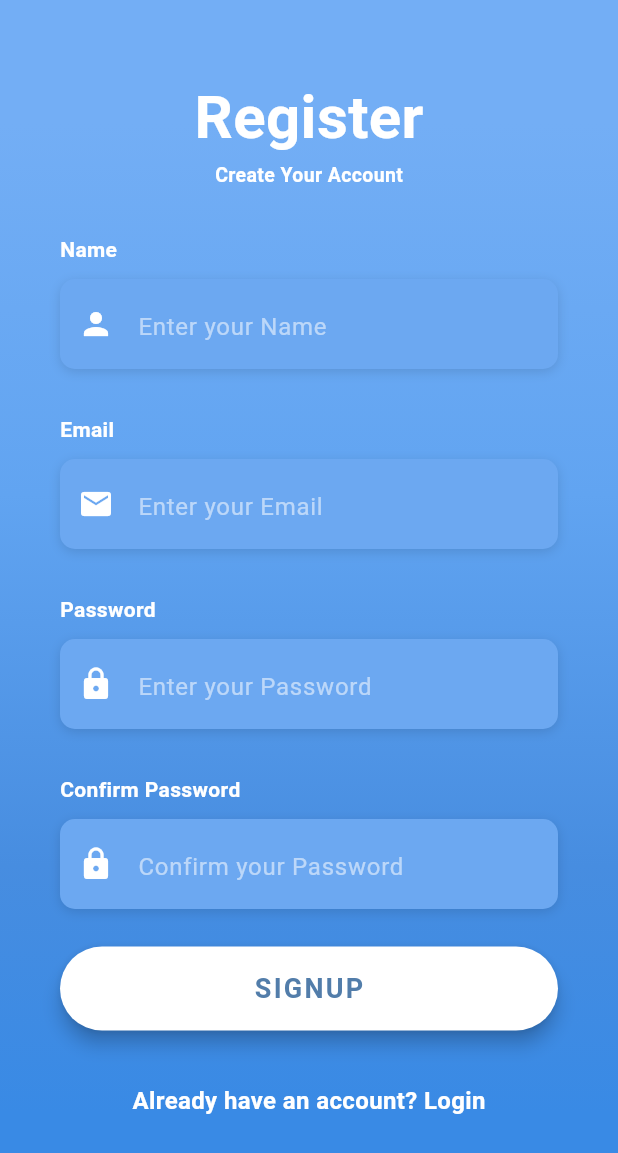
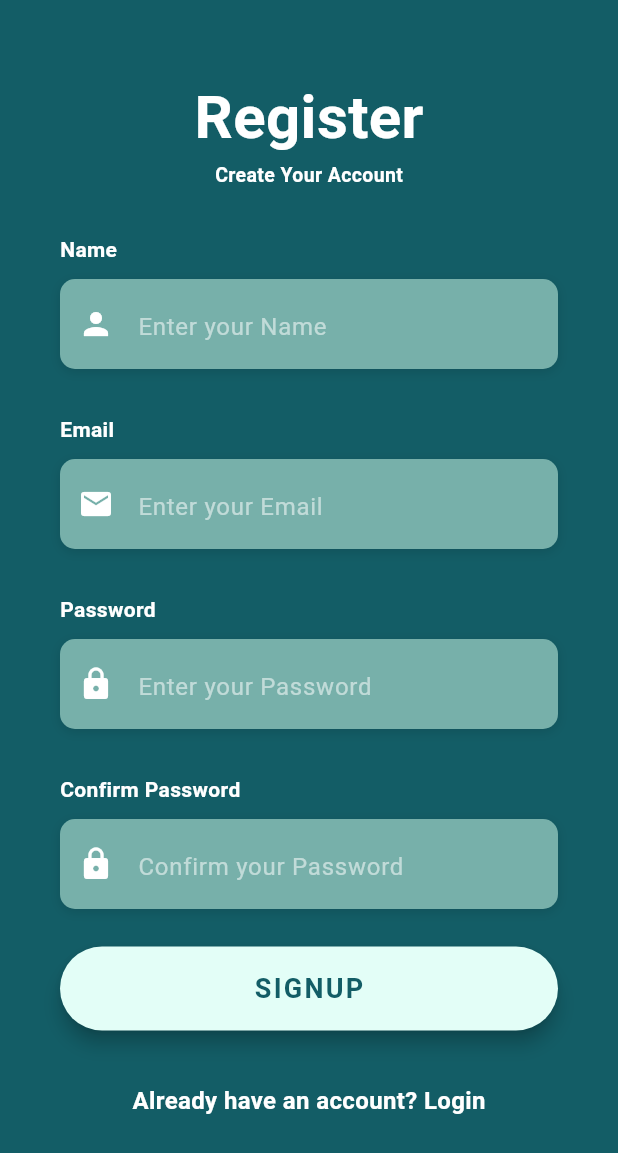
Before and after one commit to harshilantala/Quiz-App, a Flutter app: the screen it shows after launch, after a tap on an icon or button, on a phone screen of 412 x 824 dp. Shown: the top 1153 px of the screen. Run offline on Flutter 3.47's test engine with Material 3 defaults, Android fonts, the phone set to English and light mode, and no system bars; our stand-ins replace firebase_auth, firebase_core, shared_preferences; accounts and stored records are empty; Roboto replaces fonts that are missing (OpenSans).

Commit message:
result_screen updated

```diff
--- a/lib/screens/login_screen.dart
+++ b/lib/screens/login_screen.dart
@@ -224,12 +224,12 @@ class _LoginScreenState extends State<LoginScreen> {
               borderRadius: BorderRadius.circular(30.0),
             ),
           ),
-          backgroundColor: MaterialStateProperty.all<Color>(Colors.white),
+          backgroundColor: MaterialStateProperty.all<Color>(Color(0xFFE3FEF7)),
         ),
         child: Text(
           'LOGIN',
           style: TextStyle(
-            color: Color(0xFF527DAA),
+            color: Color(0xFF135D66),
             letterSpacing: 1.5,
             fontSize: 18.0,
             fontWeight: FontWeight.bold,
@@ -292,12 +292,12 @@ class _LoginScreenState extends State<LoginScreen> {
       child: Row(
         mainAxisAlignment: MainAxisAlignment.spaceEvenly,
         children: <Widget>[
-          _buildSocialBtn(
-                () => print('Login with Facebook'),
-            AssetImage(
-              'assets/logos/facebook.jpg',
-            ),
-          ),
+          // _buildSocialBtn(
+          //       () => print('Login with Facebook'),
+          //   AssetImage(
+          //     'assets/logos/facebook.jpg',
+          //   ),
+          // ),
           _buildSocialBtn(
                 () => print('Login with Google'),
             AssetImage(
@@ -356,19 +356,20 @@ class _LoginScreenState extends State<LoginScreen> {
               Container(
                 height: double.infinity,
                 width: double.infinity,
-                decoration: BoxDecoration(
-                  gradient: LinearGradient(
-                    begin: Alignment.topCenter,
-                    end: Alignment.bottomCenter,
-                    colors: [
-                      Color(0xFF73AEF5),
-                      Color(0xFF61A4F1),
-                      Color(0xFF478DE0),
-                      Color(0xFF398AE5),
-                    ],
-                    stops: [0.1, 0.4, 0.7, 0.9],
-                  ),
-                ),
+                // decoration: BoxDecoration(
+                //   gradient: LinearGradient(
+                //     begin: Alignment.topCenter,
+                //     end: Alignment.bottomCenter,
+                //     colors: [
+                //       Color(0xFF73AEF5),
+                //       Color(0xFF61A4F1),
+                //       Color(0xFF478DE0),
+                //       Color(0xFF398AE5),
+                //     ],
+                //     stops: [0.1, 0.4, 0.7, 0.9],
+                //   ),
+                // ),
+                color: Color(0xFF135D66),
               ),
               Container(
                 height: double.infinity,
--- a/lib/screens/signup.dart
+++ b/lib/screens/signup.dart
@@ -259,12 +259,12 @@ class _SignupScreenState extends State<SignupScreen> {
                   borderRadius: BorderRadius.circular(30.0),
                 ),
               ),
-              backgroundColor: MaterialStateProperty.all<Color>(Colors.white),
+              backgroundColor: MaterialStateProperty.all<Color>(Color(0xFFE3FEF7)),
             ),
             child: Text(
               'SIGNUP',
               style: TextStyle(
-                color: Color(0xFF527DAA),
+                color: Color(0xFF135D66),
                 letterSpacing: 1.5,
                 fontSize: 18.0,
                 fontWeight: FontWeight.bold,
@@ -305,17 +305,19 @@ class _SignupScreenState extends State<SignupScreen> {
                   height: double.infinity,
                   width: double.infinity,
                   decoration: BoxDecoration(
-                    gradient: LinearGradient(
-                      begin: Alignment.topCenter,
-                      end: Alignment.bottomCenter,
-                      colors: [
-                        Color(0xFF73AEF5),
-                        Color(0xFF61A4F1),
-                        Color(0xFF478DE0),
-                        Color(0xFF398AE5),
-                      ],
-                      stops: [0.1, 0.4, 0.7, 0.9],
-                    ),
+                    // gradient: LinearGradient(
+                    //   begin: Alignment.topCenter,
+                    //   end: Alignment.bottomCenter,
+                    //   colors: [
+                    //     // Color(0xFF135D66)
+                    //     Color(0xFF73AEF5),
+                    //     Color(0xFF61A4F1),
+                    //     Color(0xFF478DE0),
+                    //     Color(0xFF398AE5),
+                    //   ],
+                    //   stops: [0.1, 0.4, 0.7, 0.9],
+                    // ),
+                    color: Color(0xFF135D66),
                   ),
                 ),
                 ListView(
--- a/lib/utilities/constants.dart
+++ b/lib/utilities/constants.dart
@@ -12,7 +12,7 @@ final kLabelStyle = TextStyle(
 );
 
 final kBoxDecorationStyle = BoxDecoration(
-  color: Color(0xFF6CA8F1),
+  color: Color(0xFF77B0AA),
   borderRadius: BorderRadius.circular(10.0),
   boxShadow: [
     BoxShadow(
```
Also changed, not shown: lib/Quiz_1/QuizResultsScreen.dart (added, +59 -0 lines), lib/Quiz_1/quiz_screen.dart (+31 -18 lines), lib/SubjectSelectionPage.dart (added, +98 -0 lines).
